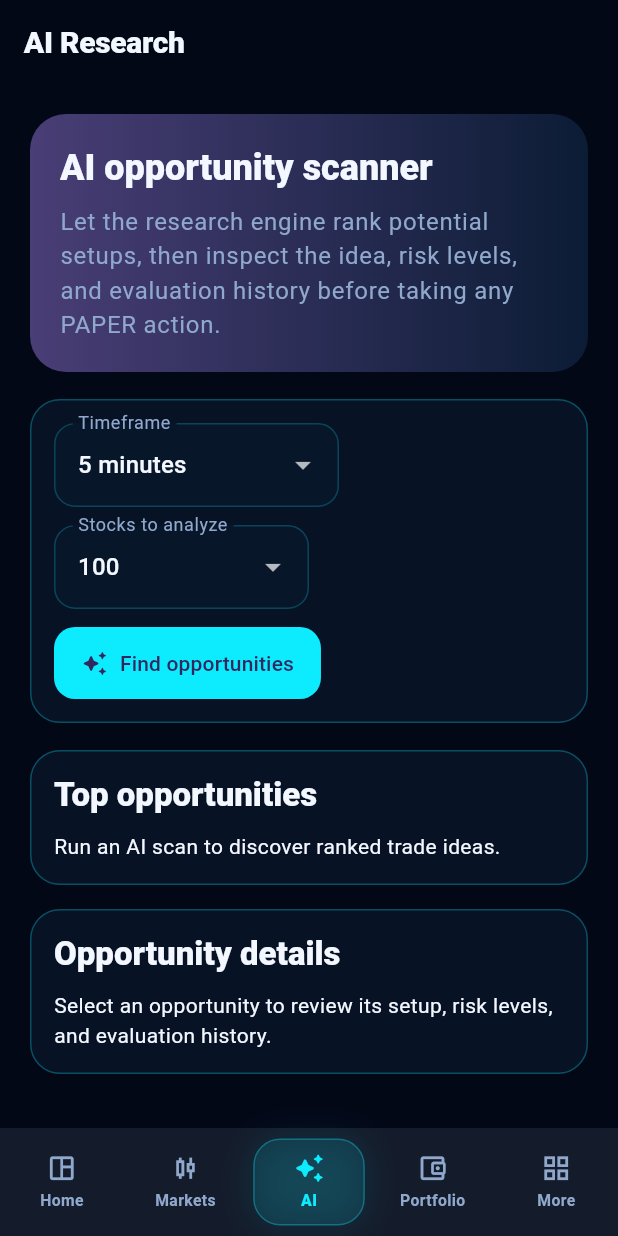
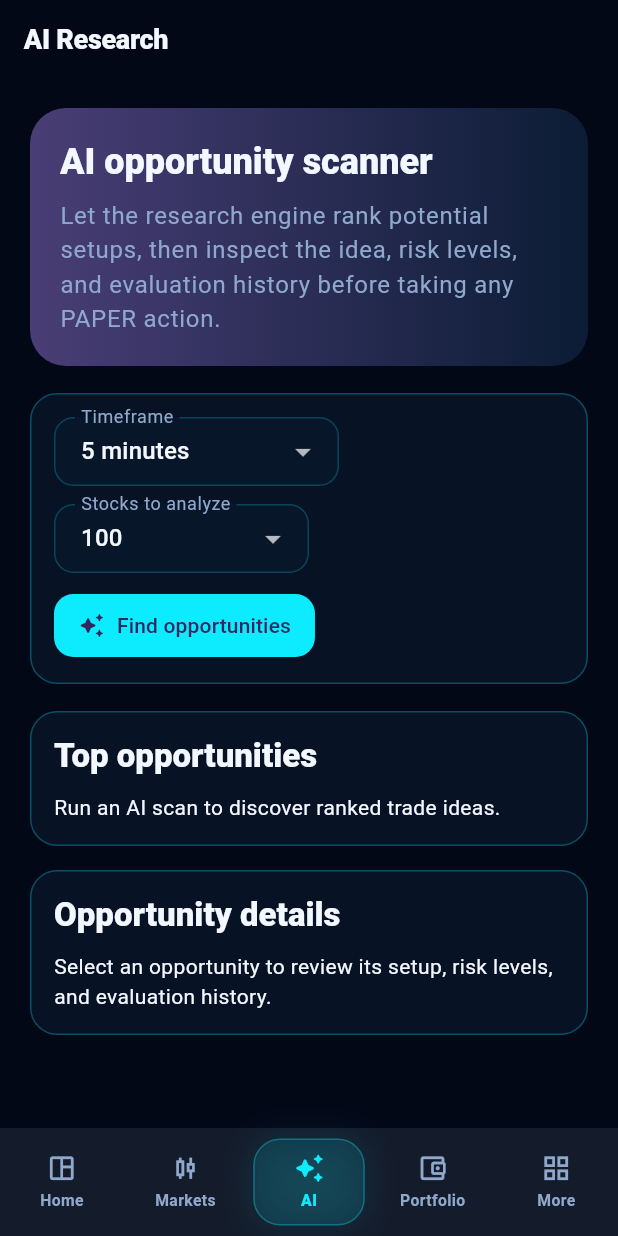
Before and after one commit to operationReact/AiTradingSystem, a Flutter app: the screen it shows after launch, item 3 of the bottom bar chosen, on a phone screen of 412 x 824 dp. Run offline on Flutter 3.47's test engine with Material 3 defaults, Android fonts, the phone set to English and light mode, and no system bars.

Commit message:
V2-UI: tighten mobile component density

```diff
--- a/apps/trading_client/lib/src/theme/app_theme.dart
+++ b/apps/trading_client/lib/src/theme/app_theme.dart
@@ -100,6 +100,7 @@ ThemeData buildTheme(DesignStyle style, Brightness brightness) {
     colorScheme: scheme,
     scaffoldBackgroundColor: scheme.surface,
     canvasColor: scheme.surface,
+    visualDensity: const VisualDensity(horizontal: -0.5, vertical: -0.5),
     focusColor: scheme.primary.withValues(alpha: 0.28),
     hoverColor: scheme.primary.withValues(alpha: 0.08),
     extensions: <ThemeExtension<dynamic>>[
@@ -115,12 +116,13 @@ ThemeData buildTheme(DesignStyle style, Brightness brightness) {
     appBarTheme: AppBarTheme(
       elevation: 0,
       scrolledUnderElevation: 0,
+      toolbarHeight: 52,
       backgroundColor: scheme.surface.withValues(alpha: 0.96),
       foregroundColor: scheme.onSurface,
       centerTitle: false,
       titleTextStyle: TextStyle(
         color: scheme.onSurface,
-        fontSize: 20,
+        fontSize: 18,
         fontWeight: FontWeight.w800,
         letterSpacing: -0.2,
       ),
@@ -130,14 +132,19 @@ ThemeData buildTheme(DesignStyle style, Brightness brightness) {
       color: panel,
       margin: EdgeInsets.zero,
       shape: RoundedRectangleBorder(
-        borderRadius: BorderRadius.circular(neon ? 20 : 16),
+        borderRadius: BorderRadius.circular(neon ? 18 : 14),
         side: BorderSide(
           color: neon && isDark ? cyan.withValues(alpha: 0.28) : scheme.outlineVariant.withValues(alpha: 0.72),
         ),
       ),
     ),
+    listTileTheme: const ListTileThemeData(
+      dense: true,
+      minVerticalPadding: 6,
+      contentPadding: EdgeInsets.symmetric(horizontal: 12, vertical: 2),
+    ),
     navigationBarTheme: NavigationBarThemeData(
-      height: 72,
+      height: 64,
       elevation: 0,
       backgroundColor: neon && isDark ? const Color(0xF2071020) : scheme.surfaceContainer,
       indicatorColor: neon ? cyan.withValues(alpha: isDark ? 0.16 : 0.12) : scheme.primaryContainer,
@@ -146,25 +153,35 @@ ThemeData buildTheme(DesignStyle style, Brightness brightness) {
           )),
       labelTextStyle: WidgetStateProperty.resolveWith((states) => TextStyle(
             color: states.contains(WidgetState.selected) ? scheme.primary : scheme.onSurfaceVariant,
-            fontSize: 11,
+            fontSize: 10.5,
             fontWeight: states.contains(WidgetState.selected) ? FontWeight.w800 : FontWeight.w600,
           )),
     ),
     inputDecorationTheme: InputDecorationTheme(
       filled: true,
+      isDense: true,
+      contentPadding: const EdgeInsets.symmetric(horizontal: 14, vertical: 12),
       fillColor: scheme.surfaceContainerHigh.withValues(alpha: 0.72),
-      border: OutlineInputBorder(borderRadius: BorderRadius.circular(14), borderSide: BorderSide(color: scheme.outlineVariant)),
-      enabledBorder: OutlineInputBorder(borderRadius: BorderRadius.circular(14), borderSide: BorderSide(color: scheme.outlineVariant)),
-      focusedBorder: OutlineInputBorder(borderRadius: BorderRadius.circular(14), borderSide: BorderSide(color: scheme.primary, width: 1.5)),
+      border: OutlineInputBorder(borderRadius: BorderRadius.circular(13), borderSide: BorderSide(color: scheme.outlineVariant)),
+      enabledBorder: OutlineInputBorder(borderRadius: BorderRadius.circular(13), borderSide: BorderSide(color: scheme.outlineVariant)),
+      focusedBorder: OutlineInputBorder(borderRadius: BorderRadius.circular(13), borderSide: BorderSide(color: scheme.primary, width: 1.5)),
     ),
     filledButtonTheme: FilledButtonThemeData(
       style: FilledButton.styleFrom(
-        shape: RoundedRectangleBorder(borderRadius: BorderRadius.circular(14)),
-        padding: const EdgeInsets.symmetric(horizontal: 18, vertical: 14),
+        minimumSize: const Size(0, 44),
+        shape: RoundedRectangleBorder(borderRadius: BorderRadius.circular(13)),
+        padding: const EdgeInsets.symmetric(horizontal: 16, vertical: 11),
+      ),
+    ),
+    outlinedButtonTheme: OutlinedButtonThemeData(
+      style: OutlinedButton.styleFrom(
+        minimumSize: const Size(0, 44),
+        shape: RoundedRectangleBorder(borderRadius: BorderRadius.circular(13)),
+        padding: const EdgeInsets.symmetric(horizontal: 16, vertical: 11),
       ),
     ),
     segmentedButtonTheme: SegmentedButtonThemeData(
-      style: ButtonStyle(shape: WidgetStatePropertyAll(RoundedRectangleBorder(borderRadius: BorderRadius.circular(14)))),
+      style: ButtonStyle(shape: WidgetStatePropertyAll(RoundedRectangleBorder(borderRadius: BorderRadius.circular(13)))),
     ),
     dividerColor: scheme.outlineVariant.withValues(alpha: 0.55),
   );
```
